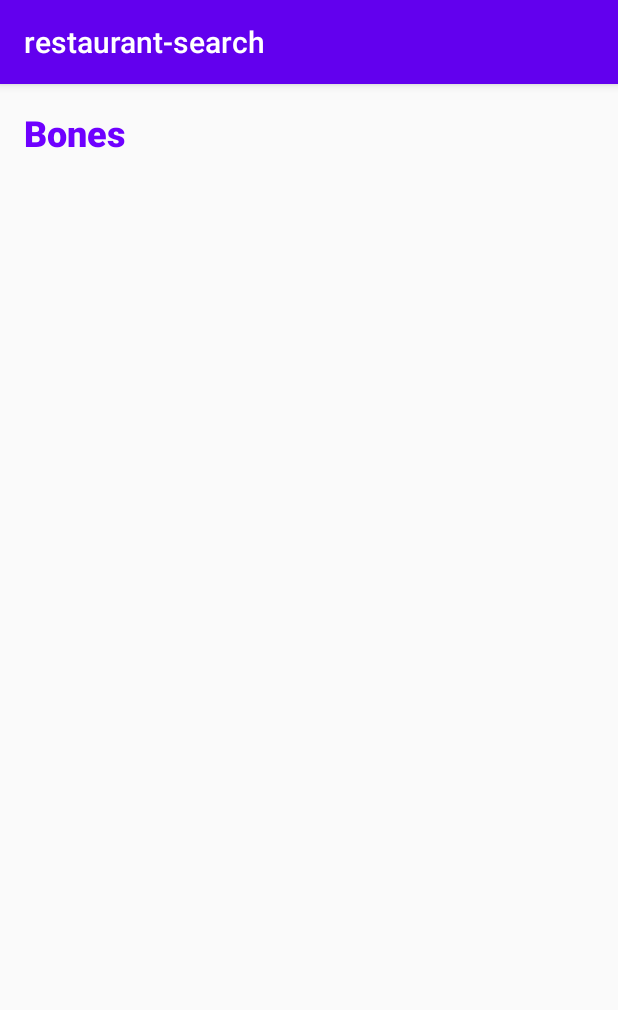
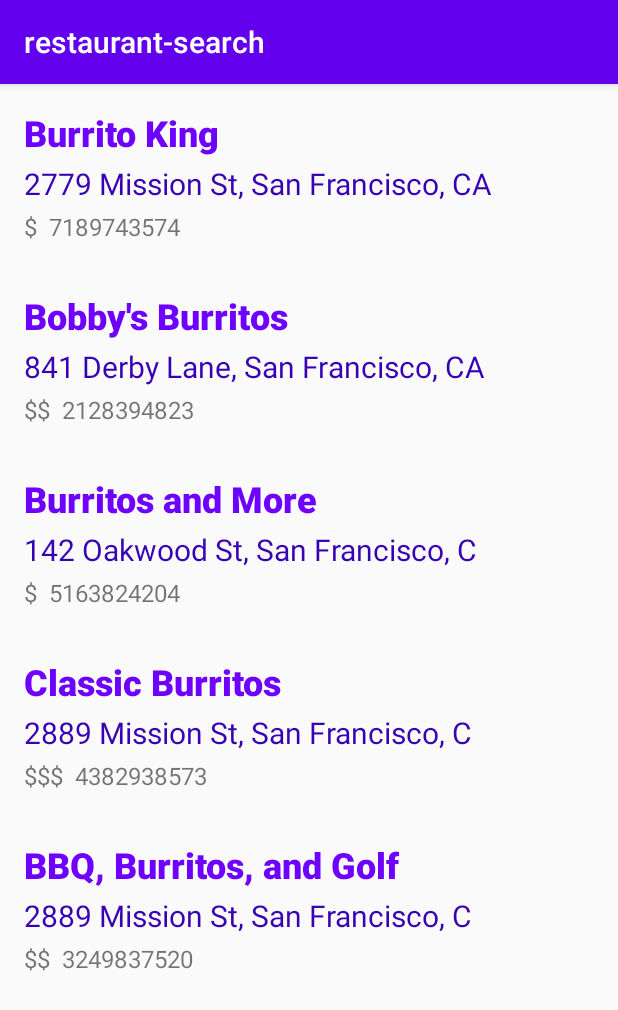
Before and after one commit to mcdanton/restaurant-finder, an Android app: the screen it shows after launch (MainActivity), on a phone screen of 412 x 824 dp. Shown: the top 1010 px of the screen. Run offline under Robolectric (Android 15) with nearby library versions, the phone set to English and light mode, and no system bars; libraries missing offline, so code that uses them is left out: com.apollographql.apollo; 3 statements that could not run were skipped.

Commit message:
Moved apollo call to RestaurantListFragment. Made example list to build out UI.

```diff
--- a/app/build.gradle
+++ b/app/build.gradle
@@ -1,7 +1,7 @@
 apply plugin: 'com.android.application'
+apply plugin: 'com.apollographql.apollo'
 apply plugin: 'kotlin-android'
 apply plugin: 'kotlin-android-extensions'
-apply plugin: 'com.apollographql.apollo'
 
 android {
     compileSdkVersion 28
@@ -41,6 +41,8 @@ dependencies {
     // Third Party Dependencies
     implementation("com.apollographql.apollo:apollo-runtime:$graph_ql_version")
     implementation("com.squareup.okhttp3:okhttp:4.5.0")
+    implementation 'com.google.code.gson:gson:2.8.6'
+
 
     compileOnly("org.jetbrains:annotations:13.0")
     testCompileOnly("org.jetbrains:annotations:13.0")
--- a/app/src/main/java/com/example/restaurant_search/MainActivity.kt
+++ b/app/src/main/java/com/example/restaurant_search/MainActivity.kt
@@ -8,14 +8,12 @@ import com.apollographql.apollo.ApolloCall
 import com.apollographql.apollo.ApolloClient
 import com.apollographql.apollo.api.Response
 import com.apollographql.apollo.exception.ApolloException
-import com.example.SearchYelpQuery
 import com.example.restaurant_search.models.Restaurant
 import okhttp3.OkHttpClient
 
 class MainActivity : AppCompatActivity() {
 
-//    private lateinit var searchYelpQuery: SearchYelpQuery
-//    private val restaurantListFragment by lazy { RestaurantListFragment() }
+    private val restaurantListFragment by lazy { RestaurantListFragment() }
 
     override fun onCreate(savedInstanceState: Bundle?) {
         super.onCreate(savedInstanceState)
@@ -24,43 +22,11 @@ class MainActivity : AppCompatActivity() {
         if (savedInstanceState == null) {
             supportFragmentManager
                 .beginTransaction()
-                .add(R.id.main, RestaurantListFragment.newInstance(), "restaurantList")
+                .add(R.id.main, restaurantListFragment, "restaurantList")
                 .commit()
         }
 
 
     }
-/*
-    fun yelpRequest() {
-        val url = "https://api.yelp.com/v3/graphql"
 
-        searchYelpQuery = SearchYelpQuery.builder().build()
-
-
-        val okHttpClient = OkHttpClient.Builder()
-            .addInterceptor(AuthInterceptor())
-            .build()
-
-
-        val apolloClient = ApolloClient.builder()
-            .serverUrl(url)
-            .okHttpClient(okHttpClient)
-            .build()
-
-        apolloClient.query(searchYelpQuery)?.enqueue(object : ApolloCall.Callback<SearchYelpQuery.Data>() {
-
-            override fun onResponse(response: Response<SearchYelpQuery.Data>) {
-                Log.d("", "${response.data().toString()}")
-            }
-
-            override fun onFailure(e: ApolloException) {
-                Log.d("", "${e.localizedMessage.toString()}")
-
-            }
-
-        })
-
-    }
-
- */
 }
--- a/app/src/main/java/com/example/restaurant_search/RestaurantListAdapter.kt
+++ b/app/src/main/java/com/example/restaurant_search/RestaurantListAdapter.kt
@@ -33,5 +33,8 @@ class RestaurantListViewHolder(private val view: View): RecyclerView.ViewHolder(
 
     fun setupView(item: Restaurant) {
         view.text_view_restaurant_name.text = item.name
+        view.text_view_restaurant_address.text = item.address
+        view.text_view_restaurant_price.text = item.priceRange
+        view.text_view_restaurant_phone.text = item.phoneNumber
     }
 }
--- a/app/src/main/java/com/example/restaurant_search/RestaurantListFragment.kt
+++ b/app/src/main/java/com/example/restaurant_search/RestaurantListFragment.kt
@@ -1,35 +1,94 @@
 package com.example.restaurant_search
 
 import android.os.Bundle
+import android.util.Log
 import android.view.LayoutInflater
 import android.view.View
 import android.view.ViewGroup
 import androidx.fragment.app.Fragment
 import androidx.recyclerview.widget.LinearLayoutManager
 import androidx.recyclerview.widget.RecyclerView
+import com.apollographql.apollo.ApolloCall
+import com.apollographql.apollo.ApolloClient
+import com.apollographql.apollo.api.Response
+import com.apollographql.apollo.exception.ApolloException
+import com.example.SearchYelpResQuery
 import com.example.restaurant_search.models.Restaurant
+import com.google.gson.Gson
+import com.google.gson.GsonBuilder
+import okhttp3.OkHttpClient
 
 
 class RestaurantListFragment : Fragment() {
 
-    companion object {
+    private lateinit var searchYelpResQuery:SearchYelpResQuery
+    private var restaurants = mutableListOf<Restaurant>()
 
-        fun newInstance(): RestaurantListFragment {
-            return RestaurantListFragment()
-        }
-    }
 
     override fun onCreateView(inflater: LayoutInflater,
                               container: ViewGroup?,
                               savedInstanceState: Bundle?): View? {
 
+        yelpRequest()
+
         val view = inflater.inflate(R.layout.fragment_restaurant_list, container, false)
 
         val recyclerView = view.findViewById<RecyclerView>(R.id.restaurant_list_recycler_view)
         recyclerView.layoutManager = LinearLayoutManager(activity!!)
-        recyclerView.adapter = RestaurantListAdapter(mutableListOf(Restaurant("Bones", "adsf", "af", "")))
+        recyclerView.adapter = RestaurantListAdapter(restaurants)
         return view
 
     }
 
+    init {
+        restaurants = mutableListOf(
+            Restaurant("Burrito King", "2779 Mission St, San Francisco, CA ", "$", "7189743574"),
+            Restaurant("Bobby's Burritos", "841 Derby Lane, San Francisco, CA ", "$$", "2128394823"),
+            Restaurant("Burritos and More", "142 Oakwood St, San Francisco, C", "$", "5163824204"),
+            Restaurant("Classic Burritos", "2889 Mission St, San Francisco, C", "$$$", "4382938573"),
+            Restaurant("BBQ, Burritos, and Golf", "2889 Mission St, San Francisco, C", "$$", "3249837520")
+        )
+
+
+    }
+
+    fun yelpRequest() {
+        val url = "https://api.yelp.com/v3/graphql"
+
+        searchYelpResQuery = SearchYelpResQuery.builder().build()
+
+
+        val okHttpClient = OkHttpClient.Builder()
+            .addInterceptor(AuthInterceptor())
+            .build()
+
+
+        val apolloClient = ApolloClient.builder()
+            .serverUrl(url)
+            .okHttpClient(okHttpClient)
+            .build()
+
+        apolloClient.query(searchYelpResQuery)?.enqueue(object : ApolloCall.Callback<SearchYelpResQuery.Data>() {
+
+            override fun onResponse(response: Response<SearchYelpResQuery.Data>) {
+
+                val jsonString = Gson().toJson(response)
+                val foo = Gson().fromJson(jsonString, Restaurant::class.java)
+//                val gson = GsonBuilder().create()
+//                val restaurant = gson.fromJson(response, Restaurant::class.java)
+
+                Log.d("", "${response.data().toString()}")
+//                Log.d("", "restaurant is ${restaurant}")
+
+            }
+
+            override fun onFailure(e: ApolloException) {
+                Log.d("", "${e.localizedMessage.toString()}")
+
+            }
+
+        })
+
+    }
+
 }
--- a/app/src/main/java/com/example/restaurant_search/models/Restaurant.kt
+++ b/app/src/main/java/com/example/restaurant_search/models/Restaurant.kt
@@ -3,4 +3,4 @@ package com.example.restaurant_search.models
 data class Restaurant(val name: String,
                       val address: String,
                       val priceRange: String,
-                      val description: String) {}
+                      val phoneNumber: String) {}
--- a/app/src/main/res/layout/row_restaurant.xml
+++ b/app/src/main/res/layout/row_restaurant.xml
@@ -24,6 +24,7 @@
             tools:text="Burrito Palace" />
 
         <TextView
+            android:id="@+id/text_view_restaurant_address"
             android:layout_width="wrap_content"
             android:layout_height="wrap_content"
             android:layout_marginBottom="4dp"
@@ -37,6 +38,7 @@
             android:orientation="horizontal">
 
             <TextView
+                android:id="@+id/text_view_restaurant_price"
                 android:layout_width="wrap_content"
                 android:layout_height="wrap_content"
                 android:layout_marginRight="4dp"
@@ -51,10 +53,11 @@
                 tools:text="º" />
 
             <TextView
+                android:id="@+id/text_view_restaurant_phone"
                 android:layout_width="wrap_content"
                 android:layout_height="wrap_content"
                 android:textSize="16sp"
-                tools:text="Budget burrito joint" />
+                tools:text="917-314-6959" />
 
         </LinearLayout>
 
```
Also changed, not shown: 1 other file.
